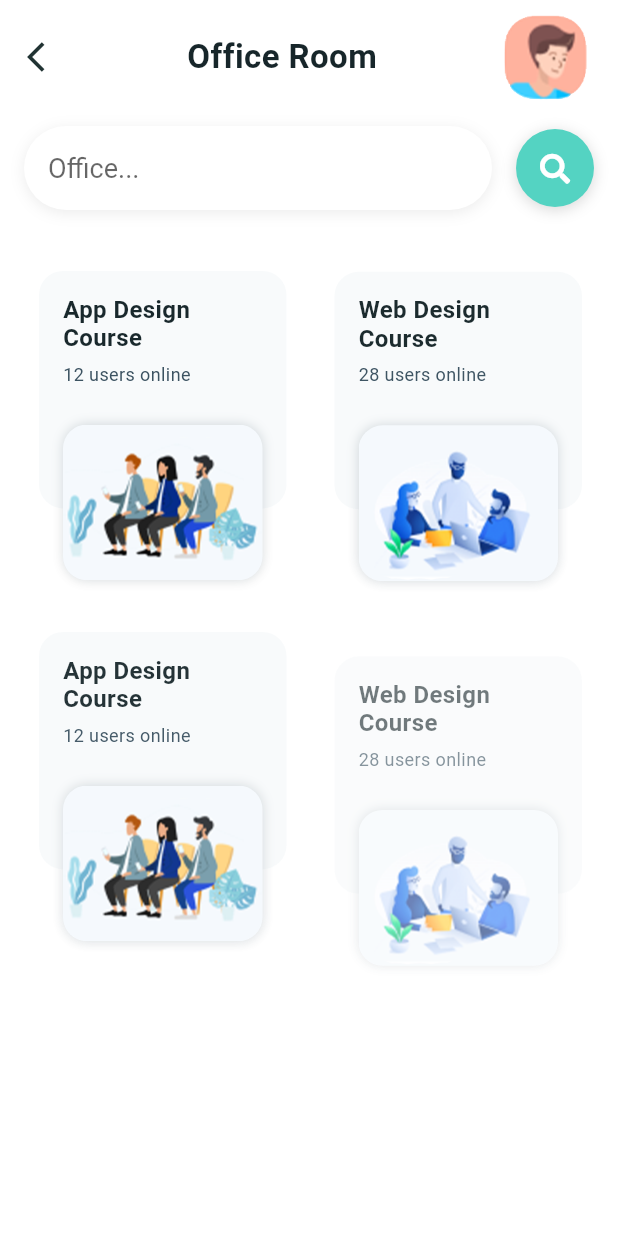
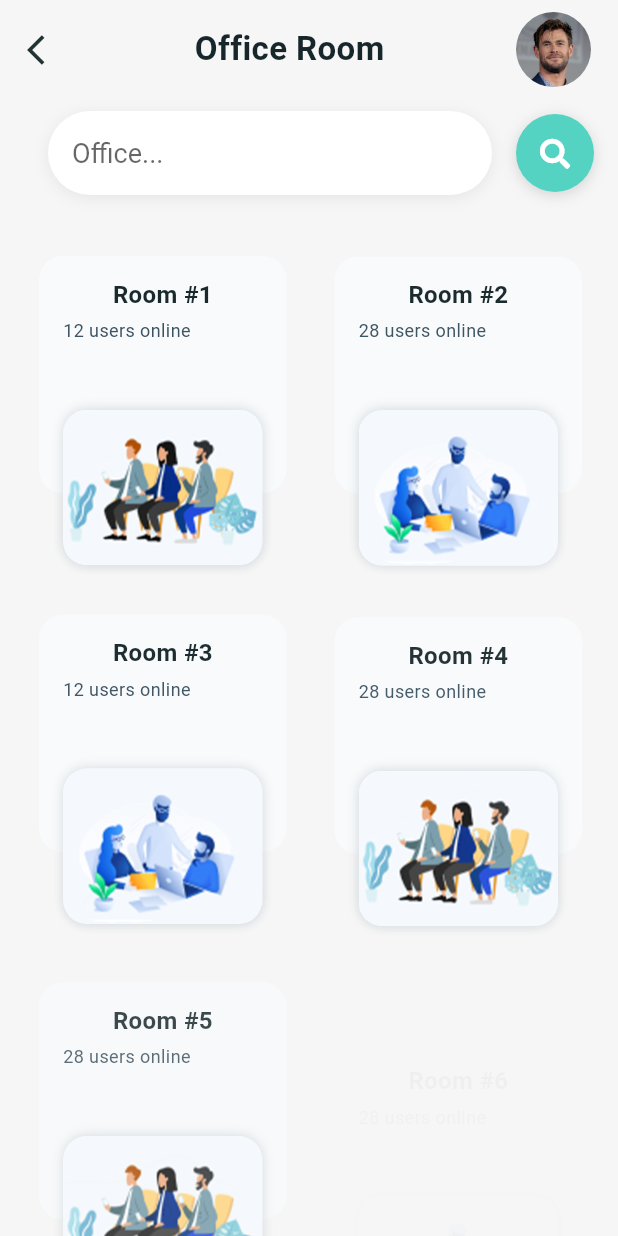
Before and after one commit to Andrei250/HackITALL-project, a Flutter app: the Rooms screen opened directly with sample values from the repository, on a phone screen of 412 x 824 dp. Run offline on Flutter 3.47's test engine with Material 2 defaults, Android fonts, the phone set to English and light mode, and no system bars; our stand-ins replace cloud_firestore, firebase_auth, firebase_core, font_awesome_flutter, progress_state_button, smooth_star_rating; accounts and stored records are empty; Roboto replaces fonts that are missing (quicksand).

Commit message:
colors changed

```diff
--- a/lib/custom_drawer/drawer_user_controller.dart
+++ b/lib/custom_drawer/drawer_user_controller.dart
@@ -157,7 +157,7 @@
                                     ? widget.menuView
                                     : AnimatedIcon(
                                         icon: widget.animatedIconData != null ? widget.animatedIconData : AnimatedIcons.arrow_menu,
-                                        progress: iconAnimationController),
+                                        progress: iconAnimationController, color: Colors.black,),
                               ),
                               onTap: () {
                                 FocusScope.of(context).requestFocus(FocusNode());
--- a/lib/models/category.dart
+++ b/lib/models/category.dart
@@ -47,28 +47,42 @@
   static List<Category> popularCourseList = <Category>[
     Category(
       imagePath: 'assets/design_course/interFace3.png',
-      title: 'App Design Course',
+      title: 'Room #1',
       lessonCount: 12,
       money: 25,
       rating: 4.8,
     ),
     Category(
       imagePath: 'assets/design_course/interFace4.png',
-      title: 'Web Design Course',
+      title: 'Room #2',
+      lessonCount: 28,
+      money: 208,
+      rating: 4.9,
+    ),
+    Category(
+      imagePath: 'assets/design_course/interFace4.png',
+      title: 'Room #3',
+      lessonCount: 12,
+      money: 25,
+      rating: 4.8,
+    ),
+    Category(
+      imagePath: 'assets/design_course/interFace3.png',
+      title: 'Room #4',
       lessonCount: 28,
       money: 208,
       rating: 4.9,
     ),
     Category(
       imagePath: 'assets/design_course/interFace3.png',
-      title: 'App Design Course',
-      lessonCount: 12,
-      money: 25,
-      rating: 4.8,
+      title: 'Room #5',
+      lessonCount: 28,
+      money: 208,
+      rating: 4.9,
     ),
     Category(
       imagePath: 'assets/design_course/interFace4.png',
-      title: 'Web Design Course',
+      title: 'Room #6',
       lessonCount: 28,
       money: 208,
       rating: 4.9,
--- a/lib/rooms.dart
+++ b/lib/rooms.dart
@@ -21,7 +21,7 @@
   @override
   Widget build(BuildContext context) {
     return Container(
-      color: DesignCourseAppTheme.nearlyWhite,
+      color: const Color(0xFCF6F6F6),
       child: Scaffold(
         backgroundColor: Colors.transparent,
         body: Column(
@@ -78,7 +78,8 @@
         children: <Widget>[
           Expanded(
             child: Padding(
-              padding: const EdgeInsets.only(right: 16, top: 8, bottom: 8),
+              padding:
+                  const EdgeInsets.only(left: 16, right: 16, top: 8, bottom: 8),
               child: Container(
                 decoration: BoxDecoration(
                   color: HotelAppTheme.buildLightTheme().backgroundColor,
@@ -178,11 +179,14 @@
               ),
             ],
           ),
-          Container(
-            width: 60,
-            height: 60,
-            child: Image.asset('assets/design_course/userImage.png'),
-          )
+          ClipRRect(
+            borderRadius: const BorderRadius.all(Radius.circular(60.0)),
+            child: Container(
+              width: 50,
+              height: 50,
+              child: Image.asset('assets/images/userImage.png'),
+            ),
+          ),
         ],
       ),
     );
```
Also changed, not shown: assets/design_course/cover.jpg (added), assets/design_course/interFace1.jpg (added), assets/design_course/interFace1.png (deleted), assets/design_course/interFace2.jpg (added), pubspec.lock.
